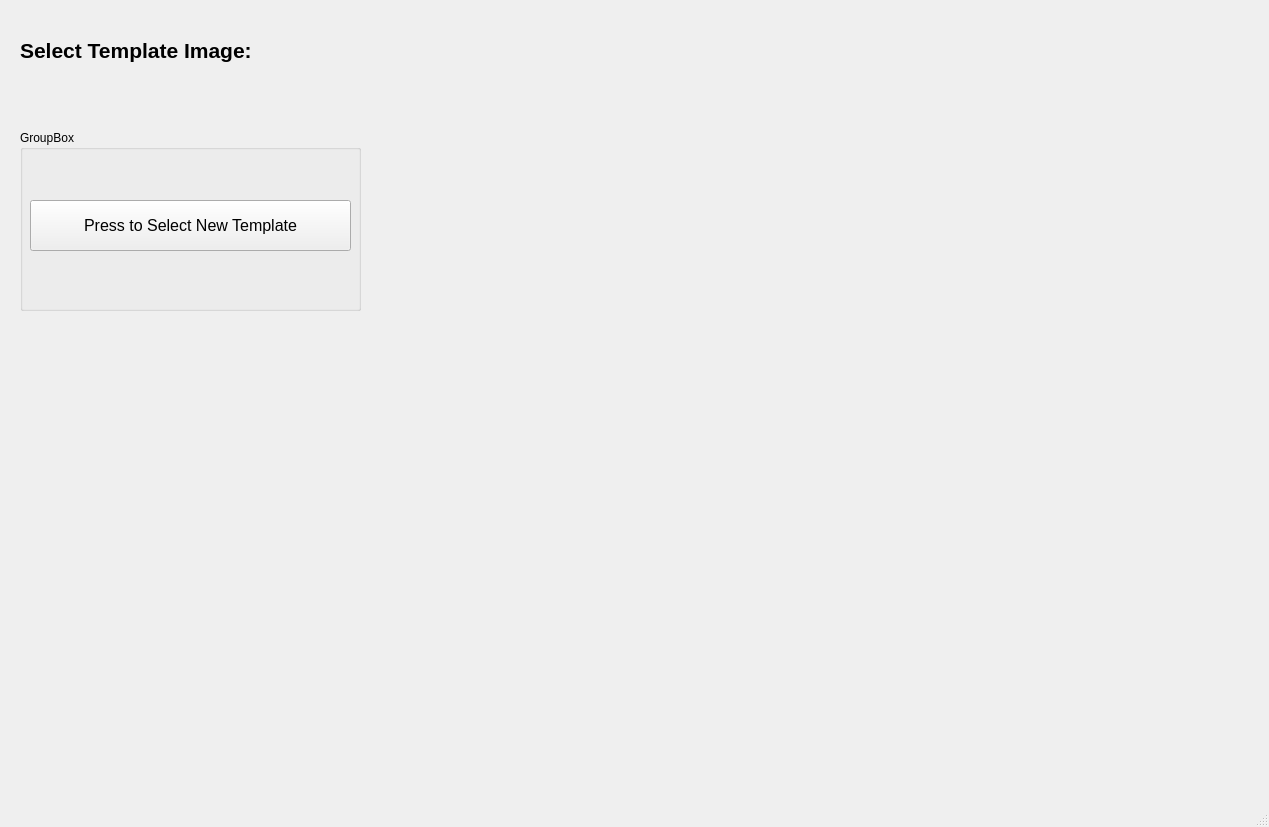
This is src/sat/template_page.ui in alexandropinion/spectrum-analyzer-tool-group4 as Qt 5 draws it before an edit. The edited form follows.
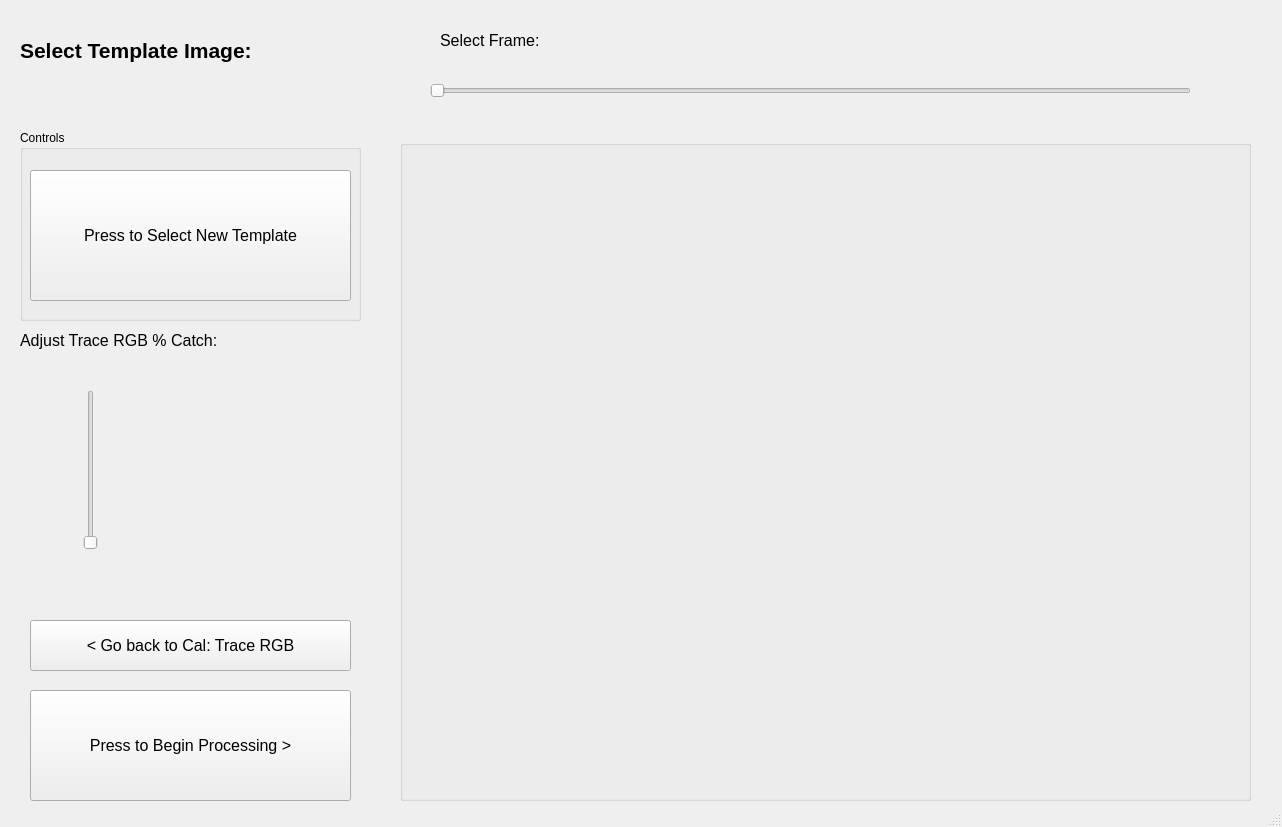
This is the edited form.

Commit message:
Add template_page
Callbacks for loading template images and processed cutout images

Diff of the .ui file:
```diff
--- a/src/sat/template_page.ui
+++ b/src/sat/template_page.ui
@@ -6,7 +6,7 @@
    <rect>
     <x>0</x>
     <y>0</y>
-    <width>1269</width>
+    <width>1282</width>
     <height>827</height>
    </rect>
   </property>
@@ -34,38 +34,25 @@
      <string>Select Template Image:</string>
     </property>
    </widget>
-   <widget class="QLabel" name="templateLabel">
-    <property name="geometry">
-     <rect>
-      <x>440</x>
-      <y>140</y>
-      <width>731</width>
-      <height>581</height>
-     </rect>
-    </property>
-    <property name="text">
-     <string/>
-    </property>
-   </widget>
    <widget class="QGroupBox" name="groupBox">
     <property name="geometry">
      <rect>
       <x>20</x>
       <y>130</y>
       <width>341</width>
-      <height>181</height>
+      <height>191</height>
      </rect>
     </property>
     <property name="title">
-     <string>GroupBox</string>
+     <string>Controls</string>
     </property>
     <widget class="QPushButton" name="loadVidBtn">
      <property name="geometry">
       <rect>
        <x>10</x>
-       <y>70</y>
+       <y>40</y>
        <width>321</width>
-       <height>51</height>
+       <height>131</height>
       </rect>
      </property>
      <property name="font">
@@ -78,6 +65,150 @@
      </property>
     </widget>
    </widget>
+   <widget class="QGroupBox" name="groupBox_2">
+    <property name="geometry">
+     <rect>
+      <x>400</x>
+      <y>140</y>
+      <width>851</width>
+      <height>661</height>
+     </rect>
+    </property>
+    <property name="title">
+     <string/>
+    </property>
+    <widget class="QLabel" name="processedTemplate">
+     <property name="geometry">
+      <rect>
+       <x>70</x>
+       <y>30</y>
+       <width>671</width>
+       <height>291</height>
+      </rect>
+     </property>
+     <property name="text">
+      <string/>
+     </property>
+    </widget>
+    <widget class="QLabel" name="traceTemplate">
+     <property name="geometry">
+      <rect>
+       <x>70</x>
+       <y>340</y>
+       <width>671</width>
+       <height>291</height>
+      </rect>
+     </property>
+     <property name="text">
+      <string/>
+     </property>
+    </widget>
+   </widget>
+   <widget class="QPushButton" name="startProcessingBtn">
+    <property name="geometry">
+     <rect>
+      <x>30</x>
+      <y>690</y>
+      <width>321</width>
+      <height>111</height>
+     </rect>
+    </property>
+    <property name="font">
+     <font>
+      <pointsize>12</pointsize>
+     </font>
+    </property>
+    <property name="text">
+     <string>Press to Begin Processing &gt;</string>
+    </property>
+   </widget>
+   <widget class="QPushButton" name="templateBackBtn">
+    <property name="geometry">
+     <rect>
+      <x>30</x>
+      <y>620</y>
+      <width>321</width>
+      <height>51</height>
+     </rect>
+    </property>
+    <property name="font">
+     <font>
+      <pointsize>12</pointsize>
+     </font>
+    </property>
+    <property name="text">
+     <string>&lt; Go back to Cal: Trace RGB</string>
+    </property>
+   </widget>
+   <widget class="QSlider" name="traceRangeSlider">
+    <property name="geometry">
+     <rect>
+      <x>80</x>
+      <y>390</y>
+      <width>22</width>
+      <height>160</height>
+     </rect>
+    </property>
+    <property name="toolTip">
+     <string>&lt;html&gt;&lt;head/&gt;&lt;body&gt;&lt;p&gt;When adjusting this slider, the previous page's Trace RGB value used will be used against a minimum and maximum RGB, based on the slider's percentage. This allows the user to tune to a specific trace range for optimal processing of each signal.&lt;/p&gt;&lt;/body&gt;&lt;/html&gt;</string>
+    </property>
+    <property name="orientation">
+     <enum>Qt::Vertical</enum>
+    </property>
+   </widget>
+   <widget class="QSlider" name="templateSlider">
+    <property name="geometry">
+     <rect>
+      <x>430</x>
+      <y>80</y>
+      <width>761</width>
+      <height>22</height>
+     </rect>
+    </property>
+    <property name="orientation">
+     <enum>Qt::Horizontal</enum>
+    </property>
+   </widget>
+   <widget class="QLabel" name="label_2">
+    <property name="geometry">
+     <rect>
+      <x>20</x>
+      <y>300</y>
+      <width>261</width>
+      <height>81</height>
+     </rect>
+    </property>
+    <property name="font">
+     <font>
+      <pointsize>12</pointsize>
+      <weight>50</weight>
+      <bold>false</bold>
+     </font>
+    </property>
+    <property name="text">
+     <string>Adjust Trace RGB % Catch:</string>
+    </property>
+   </widget>
+   <widget class="QLabel" name="label_3">
+    <property name="geometry">
+     <rect>
+      <x>440</x>
+      <y>0</y>
+      <width>261</width>
+      <height>81</height>
+     </rect>
+    </property>
+    <property name="font">
+     <font>
+      <pointsize>12</pointsize>
+      <weight>50</weight>
+      <bold>false</bold>
+     </font>
+    </property>
+    <property name="text">
+     <string>Select Frame:</string>
+    </property>
+   </widget>
   </widget>
   <widget class="QStatusBar" name="statusbar"/>
  </widget>
```
Left out of the diff: 2 changed lines with no effect on the pictures. The commit also changes 12 other files.
